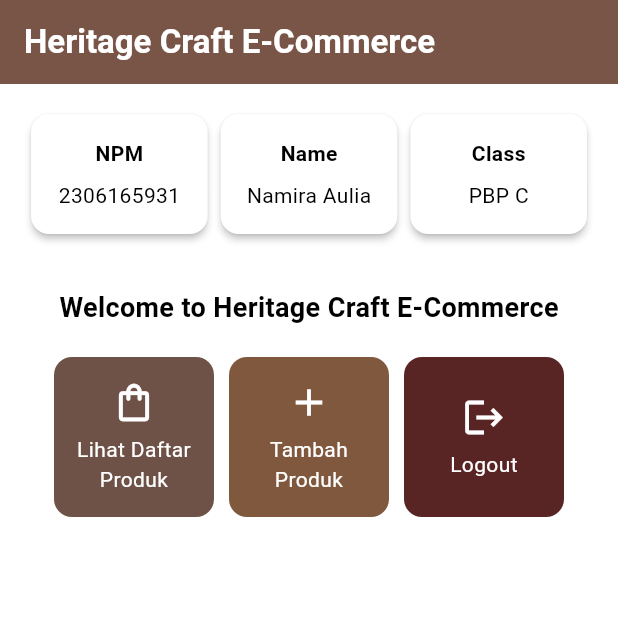
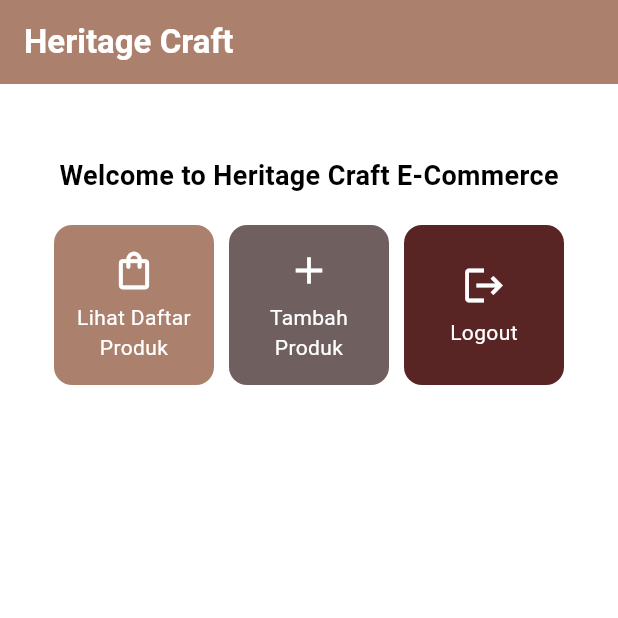
Before and after one commit to naamiraa/heritage-craft-mobile, a Flutter app: the screen it shows after launch, on a phone screen of 412 x 824 dp, the top half of it. Run offline on Flutter 3.47's test engine with Material 3 defaults, Android fonts, the phone set to English and light mode, and no system bars.

Commit message:
Update warna button

```diff
--- a/lib/main.dart
+++ b/lib/main.dart
@@ -31,7 +31,7 @@ class MyApp extends StatelessWidget {
         // tested with just a hot reload.
         colorScheme: ColorScheme.fromSwatch(
        primarySwatch: Colors.brown,
- ).copyWith(secondary: const Color.fromARGB(255, 151, 108, 93)),
+ ).copyWith(secondary: const Color.fromARGB(255, 171, 129, 110)),
         useMaterial3: true,
       ),
       home: MyHomePage(),
--- a/lib/menu.dart
+++ b/lib/menu.dart
@@ -1,19 +1,14 @@
 import 'package:flutter/material.dart';
 
-
-
 class MyHomePage extends StatelessWidget {
-  final String npm = '2306165931'; // NPM
-  final String name = 'Namira Aulia'; // Nama
-  final String className = 'PBP C'; // Kelas
   MyHomePage({super.key});
 
   // Daftar item dengan warna berbeda
   final List<ItemHomepage> items = [
-         ItemHomepage("Lihat Daftar Produk", Icons.shopping_bag_outlined, const Color.fromARGB(255, 111, 82, 71)), // Warna cokelat tanah
-         ItemHomepage("Tambah Produk", Icons.add, const Color.fromARGB(255, 128, 88, 61)), // Warna hijau tua
-         ItemHomepage("Logout", Icons.logout, const Color.fromARGB(255, 89, 36, 36)), // Warna merah bata
-     ];
+    ItemHomepage("Lihat Daftar Produk", Icons.shopping_bag_outlined, const Color.fromARGB(255, 171, 129, 110)), // Warna cokelat tanah
+    ItemHomepage("Tambah Produk", Icons.add, const Color.fromARGB(255, 111, 96, 95)), // Warna hijau tua
+    ItemHomepage("Logout", Icons.logout, const Color.fromARGB(255, 89, 36, 36)), // Warna merah bata
+  ];
 
   @override
   Widget build(BuildContext context) {
@@ -21,16 +16,16 @@ class MyHomePage extends StatelessWidget {
     return Scaffold(
       // AppBar adalah bagian atas halaman yang menampilkan judul.
       appBar: AppBar(
-        // Judul aplikasi "Mental Health Tracker" dengan teks putih dan tebal.
+        // Judul aplikasi "Heritage Craft" dengan teks putih dan tebal.
         title: const Text(
-          'Heritage Craft E-Commerce',
+          'Heritage Craft',
           style: TextStyle(
             color: Colors.white,
             fontWeight: FontWeight.bold,
           ),
         ),
         // Warna latar belakang AppBar diambil dari skema warna tema aplikasi.
-        backgroundColor: Theme.of(context).colorScheme.primary,
+        backgroundColor: Theme.of(context).colorScheme.secondary,
       ),
       // Body halaman dengan padding di sekelilingnya.
       body: Padding(
@@ -39,16 +34,6 @@ class MyHomePage extends StatelessWidget {
         child: Column(
           crossAxisAlignment: CrossAxisAlignment.center,
           children: [
-            // Row untuk menampilkan 3 InfoCard secara horizontal.
-            Row(
-              mainAxisAlignment: MainAxisAlignment.spaceEvenly,
-              children: [
-                InfoCard(title: 'NPM', content: npm),
-                InfoCard(title: 'Name', content: name),
-                InfoCard(title: 'Class', content: className),
-              ],
-            ),
-
             // Memberikan jarak vertikal 16 unit.
             const SizedBox(height: 16.0),
 
@@ -56,7 +41,6 @@ class MyHomePage extends StatelessWidget {
             Center(
               child: Column(
                 // Menyusun teks dan grid item secara vertikal.
-
                 children: [
                   // Menampilkan teks sambutan dengan gaya tebal dan ukuran 18.
                   const Padding(
@@ -94,6 +78,7 @@ class MyHomePage extends StatelessWidget {
     );
   }
 }
+
 
 class InfoCard extends StatelessWidget {
   // Kartu informasi yang menampilkan title dan content.
@@ -136,7 +121,6 @@ class ItemHomepage {
   ItemHomepage(this.name, this.icon, this.color);
 }
 
-
 class ItemCard extends StatelessWidget {
   // Menampilkan kartu dengan ikon dan nama.
 
@@ -151,7 +135,6 @@ class ItemCard extends StatelessWidget {
       color: item.color, // Gunakan warna khusus dari item
       // Membuat sudut kartu melengkung.
       borderRadius: BorderRadius.circular(12),
-
       child: InkWell(
         // Aksi ketika kartu ditekan.
         onTap: () {
@@ -188,5 +171,4 @@ class ItemCard extends StatelessWidget {
       ),
     );
   }
-
 }
```
